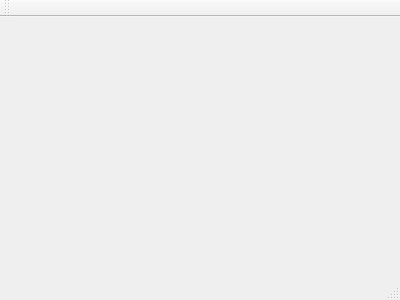
Before: the Qt Designer form QtGB/QtGB.ui in Anubi85/QtEmu, drawn with Qt 5.
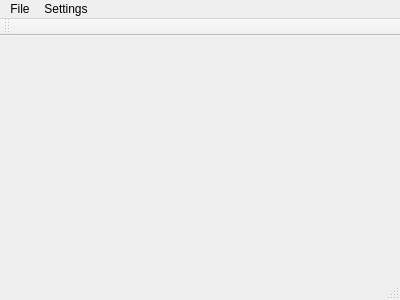
After: the same form once the commit is applied.

Commit message: [AP] add UI menu and instantiate CPU into GBCore

The edit to the form file:
```diff
--- a/QtGB/QtGB.ui
+++ b/QtGB/QtGB.ui
@@ -12,13 +12,46 @@
   <property name="windowTitle" >
    <string>QtGB</string>
   </property>
-  <widget class="QMenuBar" name="menuBar" />
-  <widget class="QToolBar" name="mainToolBar" />
-  <widget class="QWidget" name="centralWidget" />
-  <widget class="QStatusBar" name="statusBar" />
+  <widget class="QWidget" name="centralWidget"/>
+  <widget class="QMenuBar" name="menuBar">
+   <property name="geometry">
+    <rect>
+     <x>0</x>
+     <y>0</y>
+     <width>400</width>
+     <height>21</height>
+    </rect>
+   </property>
+   <widget class="QMenu" name="menuFile">
+    <property name="title">
+     <string>File</string>
+    </property>
+   </widget>
+   <widget class="QMenu" name="menuSettings">
+    <property name="title">
+     <string>Settings</string>
+    </property>
+    <addaction name="actionSettings"/>
+   </widget>
+   <addaction name="menuFile"/>
+   <addaction name="menuSettings"/>
+  </widget>
+  <widget class="QToolBar" name="mainToolBar">
+   <attribute name="toolBarArea">
+    <enum>TopToolBarArea</enum>
+   </attribute>
+   <attribute name="toolBarBreak">
+    <bool>false</bool>
+   </attribute>
+  </widget>
+  <widget class="QStatusBar" name="statusBar"/>
+  <action name="actionSettings">
+   <property name="text">
+    <string>Settings</string>
+   </property>
+  </action>
  </widget>
- <layoutDefault spacing="6" margin="11" />
- <pixmapfunction></pixmapfunction>
+ <layoutdefault spacing="6" margin="11"/>
  <resources/>
  <connections/>
 </ui>
```
Left out of the diff: 7 changed lines with no effect on the pictures. The commit also changes 3 other files.
